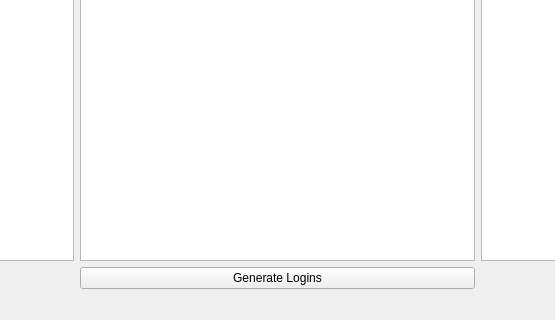
Qt form ui_files/main.ui (qiwichupa/RussianFIO2AD) before a commit; both pictures show x 275 to 830 and y 233 to 553 of the 1023 by 553 pixel window.
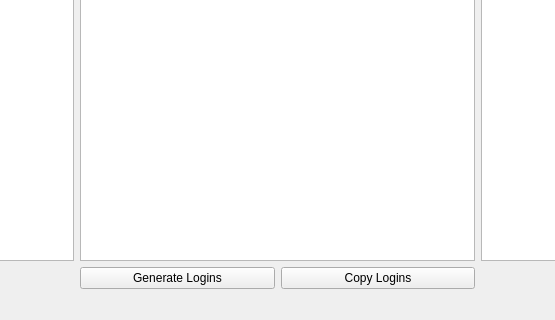
The same form after that commit.

Commit message: copy logins func

Patch:
```diff
--- a/ui_files/main.ui
+++ b/ui_files/main.ui
@@ -107,13 +107,6 @@
      </column>
     </widget>
    </item>
-   <item row="2" column="4" colspan="2">
-    <widget class="QPushButton" name="genLogins">
-     <property name="text">
-      <string>Generate Logins</string>
-     </property>
-    </widget>
-   </item>
    <item row="3" column="0" colspan="6">
     <widget class="QLabel" name="label">
      <property name="text">
@@ -121,6 +114,20 @@
      </property>
     </widget>
    </item>
+   <item row="2" column="4">
+    <widget class="QPushButton" name="genLogins">
+     <property name="text">
+      <string>Generate Logins</string>
+     </property>
+    </widget>
+   </item>
+   <item row="2" column="5">
+    <widget class="QPushButton" name="copyLogins">
+     <property name="text">
+      <string>Copy Logins</string>
+     </property>
+    </widget>
+   </item>
   </layout>
  </widget>
  <resources/>
```
The commit also changes 2 other files.
